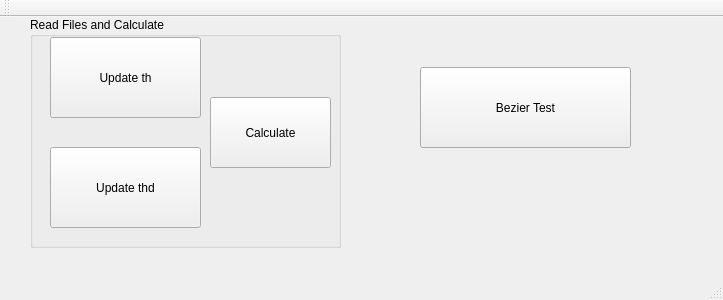
Rayckey/ReadFiles, file mainwindow.ui: the form before one commit.
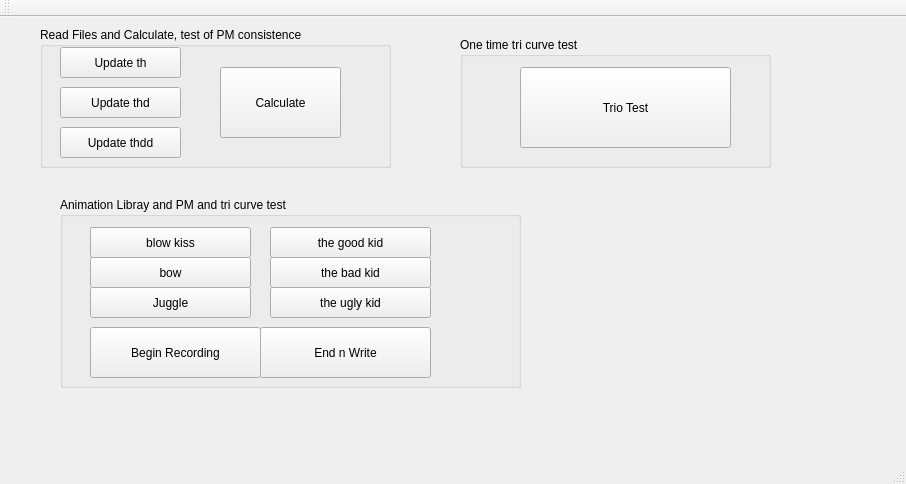
The form after the commit.

Patch:
```diff
--- a/mainwindow.ui
+++ b/mainwindow.ui
@@ -6,8 +6,8 @@
    <rect>
     <x>0</x>
     <y>0</y>
-    <width>723</width>
-    <height>300</height>
+    <width>906</width>
+    <height>484</height>
    </rect>
   </property>
   <property name="windowTitle">
@@ -17,22 +17,28 @@
    <widget class="QGroupBox" name="groupBox">
     <property name="geometry">
      <rect>
-      <x>30</x>
-      <y>0</y>
-      <width>311</width>
-      <height>231</height>
+      <x>40</x>
+      <y>10</y>
+      <width>351</width>
+      <height>141</height>
      </rect>
     </property>
     <property name="title">
-     <string>Read Files and Calculate</string>
+     <string>Read Files and Calculate, test of PM consistence</string>
+    </property>
+    <property name="flat">
+     <bool>false</bool>
+    </property>
+    <property name="checkable">
+     <bool>false</bool>
     </property>
     <widget class="QPushButton" name="pushButton_2">
      <property name="geometry">
       <rect>
        <x>20</x>
-       <y>130</y>
-       <width>151</width>
-       <height>81</height>
+       <y>60</y>
+       <width>121</width>
+       <height>31</height>
       </rect>
      </property>
      <property name="text">
@@ -43,7 +49,7 @@
      <property name="geometry">
       <rect>
        <x>180</x>
-       <y>80</y>
+       <y>40</y>
        <width>121</width>
        <height>71</height>
       </rect>
@@ -57,27 +63,170 @@
       <rect>
        <x>20</x>
        <y>20</y>
-       <width>151</width>
-       <height>81</height>
+       <width>121</width>
+       <height>31</height>
       </rect>
      </property>
      <property name="text">
       <string>Update th</string>
      </property>
     </widget>
+    <widget class="QPushButton" name="pushButton_5">
+     <property name="geometry">
+      <rect>
+       <x>20</x>
+       <y>100</y>
+       <width>121</width>
+       <height>31</height>
+      </rect>
+     </property>
+     <property name="text">
+      <string>Update thdd</string>
+     </property>
+    </widget>
    </widget>
-   <widget class="QPushButton" name="pushButton_4">
+   <widget class="QGroupBox" name="groupBox_2">
     <property name="geometry">
      <rect>
-      <x>420</x>
-      <y>50</y>
-      <width>211</width>
-      <height>81</height>
+      <x>460</x>
+      <y>20</y>
+      <width>311</width>
+      <height>131</height>
      </rect>
     </property>
-    <property name="text">
-     <string>Bezier Test</string>
+    <property name="title">
+     <string>One time tri curve test</string>
     </property>
+    <widget class="QPushButton" name="pushButton_4">
+     <property name="geometry">
+      <rect>
+       <x>60</x>
+       <y>30</y>
+       <width>211</width>
+       <height>81</height>
+      </rect>
+     </property>
+     <property name="text">
+      <string>Trio Test</string>
+     </property>
+    </widget>
+   </widget>
+   <widget class="QGroupBox" name="groupBox_3">
+    <property name="geometry">
+     <rect>
+      <x>60</x>
+      <y>180</y>
+      <width>461</width>
+      <height>191</height>
+     </rect>
+    </property>
+    <property name="title">
+     <string>Animation Libray and PM and tri curve test</string>
+    </property>
+    <widget class="QPushButton" name="pushButton_6">
+     <property name="geometry">
+      <rect>
+       <x>30</x>
+       <y>30</y>
+       <width>161</width>
+       <height>31</height>
+      </rect>
+     </property>
+     <property name="text">
+      <string>blow kiss</string>
+     </property>
+    </widget>
+    <widget class="QPushButton" name="pushButton_7">
+     <property name="geometry">
+      <rect>
+       <x>30</x>
+       <y>60</y>
+       <width>161</width>
+       <height>31</height>
+      </rect>
+     </property>
+     <property name="text">
+      <string>bow</string>
+     </property>
+    </widget>
+    <widget class="QPushButton" name="pushButton_8">
+     <property name="geometry">
+      <rect>
+       <x>30</x>
+       <y>90</y>
+       <width>161</width>
+       <height>31</height>
+      </rect>
+     </property>
+     <property name="text">
+      <string>Juggle</string>
+     </property>
+    </widget>
+    <widget class="QPushButton" name="pushButton_9">
+     <property name="geometry">
+      <rect>
+       <x>210</x>
+       <y>30</y>
+       <width>161</width>
+       <height>31</height>
+      </rect>
+     </property>
+     <property name="text">
+      <string>the good kid</string>
+     </property>
+    </widget>
+    <widget class="QPushButton" name="pushButton_10">
+     <property name="geometry">
+      <rect>
+       <x>210</x>
+       <y>60</y>
+       <width>161</width>
+       <height>31</height>
+      </rect>
+     </property>
+     <property name="text">
+      <string>the bad kid</string>
+     </property>
+    </widget>
+    <widget class="QPushButton" name="pushButton_11">
+     <property name="geometry">
+      <rect>
+       <x>210</x>
+       <y>90</y>
+       <width>161</width>
+       <height>31</height>
+      </rect>
+     </property>
+     <property name="text">
+      <string>the ugly kid</string>
+     </property>
+    </widget>
+    <widget class="QPushButton" name="pushButton_12">
+     <property name="geometry">
+      <rect>
+       <x>30</x>
+       <y>130</y>
+       <width>171</width>
+       <height>51</height>
+      </rect>
+     </property>
+     <property name="text">
+      <string>Begin Recording</string>
+     </property>
+    </widget>
+    <widget class="QPushButton" name="pushButton_13">
+     <property name="geometry">
+      <rect>
+       <x>200</x>
+       <y>130</y>
+       <width>171</width>
+       <height>51</height>
+      </rect>
+     </property>
+     <property name="text">
+      <string>End n Write</string>
+     </property>
+    </widget>
    </widget>
   </widget>
   <widget class="QMenuBar" name="menuBar">
```
Left out of the diff: 2 changed lines with no effect on the pictures.
